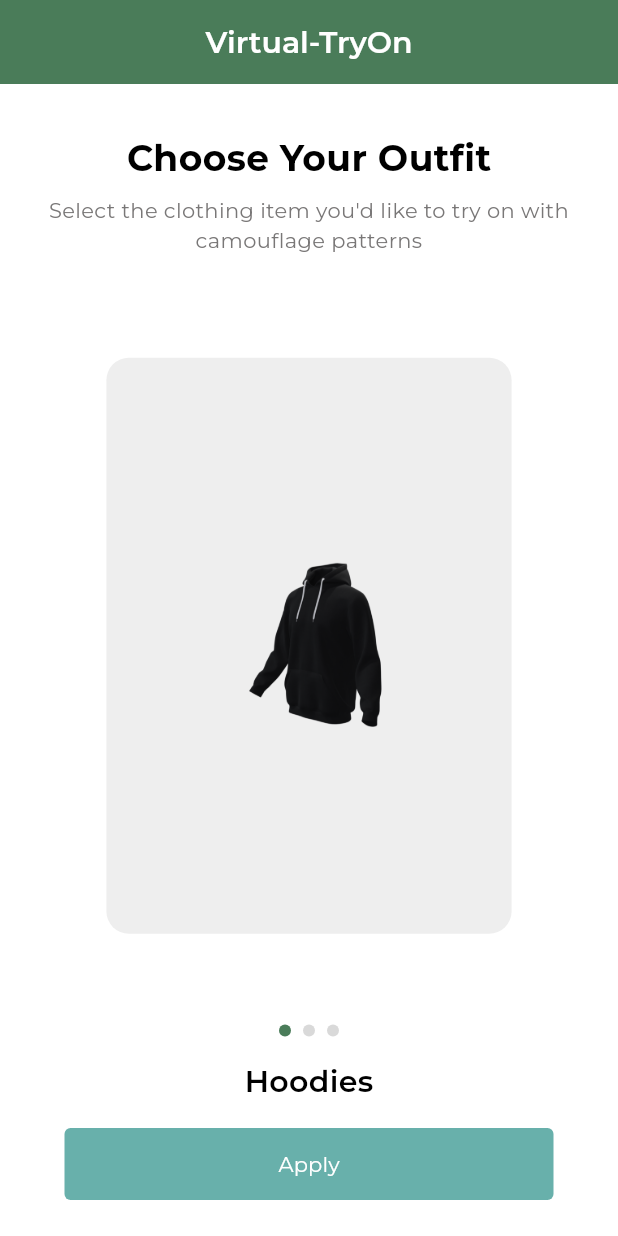
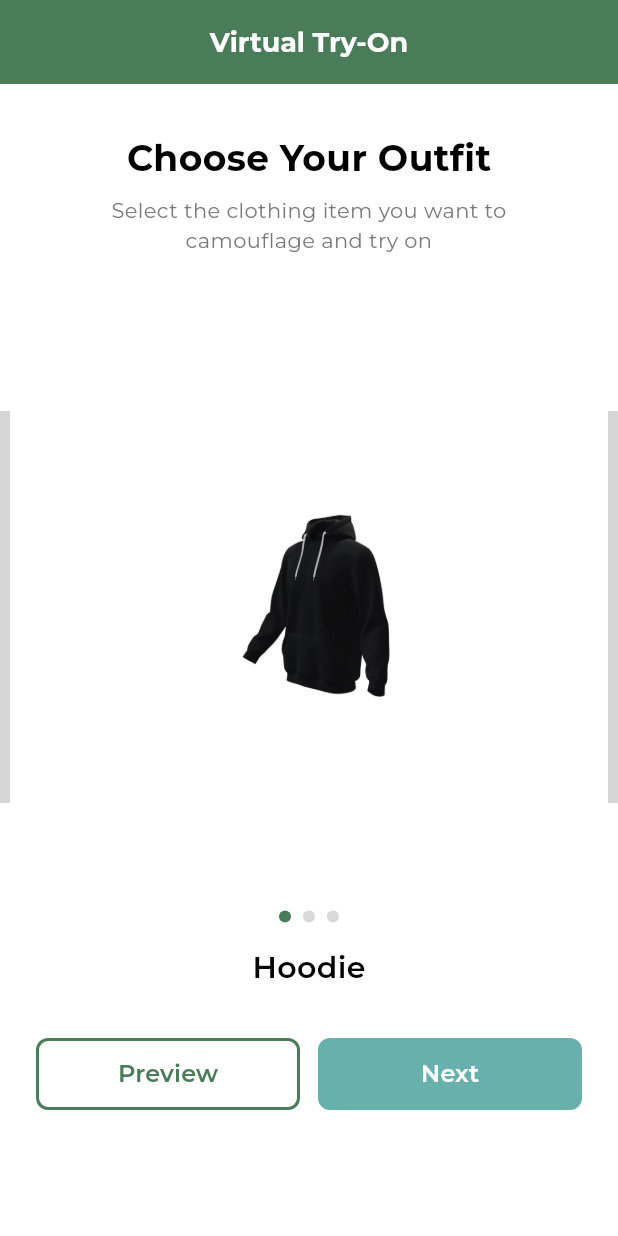
Before and after one commit to DNeilson67/CamoCam, a Flutter app: the TryonChooseModelScreen screen opened directly, on a phone screen of 412 x 824 dp. Run offline on Flutter 3.47's test engine with Material 3 defaults, Android fonts, the light colour scheme and no system bars; drawn by our look-alikes of carousel_slider; our stand-ins replace animated_bottom_navigation_bar, cached_network_image, google_fonts, google_sign_in, image_picker, supabase_flutter; missing offline and left inert: model_viewer_plus; accounts and stored records are empty; grey boxes are pictures that could not be loaded.

Commit message:
Refactor TryonChooseModelScreen to use OutfitItem class and improve variable naming

```diff
--- a/lib/screens/pattern_generator/pattern_generator_landing_screen.dart
+++ b/lib/screens/pattern_generator/pattern_generator_landing_screen.dart
@@ -101,7 +101,7 @@ class PatternGeneratorLandingScreen extends StatelessWidget {
                       shadowColor: Colors.black.withOpacity(0.25),
                     ),
                     child: Text(
-                      'generate camo pattern',
+                      'Generate Camo Pattern',
                       style: GoogleFonts.montserrat(
                         fontSize: 14,
                         fontWeight: FontWeight.w400,
@@ -140,7 +140,7 @@ class PatternGeneratorLandingScreen extends StatelessWidget {
                       shadowColor: Colors.black.withOpacity(0.25),
                     ),
                     child: Text(
-                      'your pattern collections',
+                      'Your Pattern Collections',
                       style: GoogleFonts.montserrat(
                         fontSize: 14,
                         fontWeight: FontWeight.w400,
--- a/lib/screens/tryons/tryon_choose_model_screen.dart
+++ b/lib/screens/tryons/tryon_choose_model_screen.dart
@@ -11,12 +11,12 @@ class TryonChooseModelScreen extends StatefulWidget {
 }
 
 class _TryonChooseModelScreenState extends State<TryonChooseModelScreen> {
-  int currentIndex = 0;
+  int _currentIndex = 0;
 
-  final List<Map<String, String>> models = [
-    {'name': 'Hoodies', 'image': 'assets/images/hoodie.png'},
-    {'name': 'T-Shirt', 'image': 'assets/images/tshirt.png'},
-    {'name': 'Jacket', 'image': 'assets/images/jacket.png'},
+  final List<OutfitItem> _outfits = [
+    OutfitItem(name: 'Hoodie', imagePath: 'assets/images/hoodie.png'),
+    OutfitItem(name: 'T-Shirt', imagePath: 'assets/images/tshirt.png'),
+    OutfitItem(name: 'Jacket', imagePath: 'assets/images/jacket.png'),
   ];
 
   @override
@@ -25,23 +25,22 @@ class _TryonChooseModelScreenState extends State<TryonChooseModelScreen> {
       backgroundColor: Colors.white,
       appBar: AppBar(
         backgroundColor: const Color(0xFF4A7C59),
-        elevation: 0,
         title: Text(
-          'Virtual-TryOn',
+          'Virtual Try-On',
           style: GoogleFonts.montserrat(
+            fontSize: 18,
+            fontWeight: FontWeight.bold,
             color: Colors.white,
-            fontSize: 20,
-            fontWeight: FontWeight.w600,
           ),
         ),
         centerTitle: true,
         automaticallyImplyLeading: false,
+        elevation: 0,
       ),
       body: SafeArea(
-        child: LayoutBuilder(
-          builder: (context, constraints) {
-            final carouselHeight = (constraints.maxHeight * 0.5).clamp(300.0, 425.0);
-            return Column(
+        child: Padding(
+          padding: const EdgeInsets.only(bottom: 84),
+          child: Column(
             children: [
               const SizedBox(height: 32),
               Text(
@@ -53,39 +52,27 @@ class _TryonChooseModelScreenState extends State<TryonChooseModelScreen> {
                 ),
               ),
               const SizedBox(height: 8),
-                Padding(
-                  padding: const EdgeInsets.symmetric(horizontal: 20),
-                  child: Text(
-                    'Select the clothing item you\'d like to try on with camouflage patterns',
+              Text(
+                'Select the clothing item you want to\ncamouflage and try on',
                 textAlign: TextAlign.center,
                 style: GoogleFonts.montserrat(
                   fontSize: 14,
                   color: const Color(0xFF797777),
                 ),
               ),
-                ),
-                const SizedBox(height: 24),
+              const SizedBox(height: 48),
+
+              // Outfit carousel
               Expanded(
                 child: CarouselSlider.builder(
-                    itemCount: models.length,
+                  itemCount: _outfits.length,
                   itemBuilder: (context, index, realIndex) {
                     return Center(
-                        child: ConstrainedBox(
-                          constraints: BoxConstraints(
-                            maxHeight: carouselHeight,
-                            maxWidth: constraints.maxWidth * 0.7,
-                          ),
-                          child: AspectRatio(
-                            aspectRatio: 299 / 425,
                       child: Container(
-                              decoration: BoxDecoration(
-                                color: Colors.grey[200],
-                                borderRadius: BorderRadius.circular(15),
-                              ),
-                              child: ClipRRect(
-                                borderRadius: BorderRadius.circular(15),
+                        height: 300,
+                        width: 300,
                         child: Image.asset(
-                                  models[index]['image']!,
+                          _outfits[index].imagePath,
                           fit: BoxFit.contain,
                           errorBuilder: (context, error, stackTrace) {
                             return Icon(
@@ -96,19 +83,16 @@ class _TryonChooseModelScreenState extends State<TryonChooseModelScreen> {
                           },
                         ),
                       ),
-                            ),
-                          ),
-                        ),
                     );
                   },
                   options: CarouselOptions(
-                      height: carouselHeight,
+                    height: 300,
                     viewportFraction: 0.8,
                     enlargeCenterPage: true,
-                    enableInfiniteScroll: false,
+                    enableInfiniteScroll: true,
                     onPageChanged: (index, reason) {
                       setState(() {
-                        currentIndex = index;
+                        _currentIndex = index;
                       });
                     },
                   ),
@@ -120,14 +104,14 @@ class _TryonChooseModelScreenState extends State<TryonChooseModelScreen> {
               Row(
                 mainAxisAlignment: MainAxisAlignment.center,
                 children: List.generate(
-                    models.length,
+                  _outfits.length,
                   (index) => Container(
                     width: 8,
                     height: 8,
                     margin: const EdgeInsets.symmetric(horizontal: 4),
                     decoration: BoxDecoration(
                       shape: BoxShape.circle,
-                        color: currentIndex == index
+                      color: _currentIndex == index
                           ? const Color(0xFF4A7C59)
                           : const Color(0xFFD9D9D9),
                     ),
@@ -136,28 +120,72 @@ class _TryonChooseModelScreenState extends State<TryonChooseModelScreen> {
               ),
 
               const SizedBox(height: 16),
-
               Text(
-                  models[currentIndex]['name']!,
+                _outfits[_currentIndex].name,
                 style: GoogleFonts.montserrat(
                   fontSize: 20,
                   fontWeight: FontWeight.w600,
                   color: Colors.black,
                 ),
               ),
-                const SizedBox(height: 16),
+              const SizedBox(height: 32),
+
               Padding(
-                  padding: const EdgeInsets.symmetric(horizontal: 43),
+                padding: const EdgeInsets.symmetric(horizontal: 24),
+                child: Row(
+                  children: [
+                    // Preview Button
+                    Expanded(
                       child: SizedBox(
-                    width: double.infinity,
+                        height: 48,
+                        child: OutlinedButton(
+                          onPressed: () {
+                            showDialog(
+                              context: context,
+                              builder: (_) => Dialog(
+                                backgroundColor: Colors.transparent,
+                                child: ClipRRect(
+                                  borderRadius: BorderRadius.circular(12),
+                                  child: Image.asset(
+                                    _outfits[_currentIndex].imagePath,
+                                    fit: BoxFit.contain,
+                                  ),
+                                ),
+                              ),
+                            );
+                          },
+                          style: OutlinedButton.styleFrom(
+                            side: const BorderSide(
+                              color: Color(0xFF4A7C59),
+                              width: 2,
+                            ),
+                            shape: RoundedRectangleBorder(
+                              borderRadius: BorderRadius.circular(8),
+                            ),
+                          ),
+                          child: Text(
+                            'Preview',
+                            style: GoogleFonts.montserrat(
+                              fontSize: 16,
+                              fontWeight: FontWeight.w600,
+                              color: const Color(0xFF4A7C59),
+                            ),
+                          ),
+                        ),
+                      ),
+                    ),
+                    const SizedBox(width: 12),
+                    // Next Button
+                    Expanded(
+                      child: SizedBox(
                         height: 48,
                         child: ElevatedButton(
                           onPressed: () {
                             Navigator.push(
                               context,
                               MaterialPageRoute(
-                            builder: (context) => TryonChoosePatternScreen(
-                              selectedModel: models[currentIndex]['name']!,
+                                builder: (_) => TryonChoosePatternScreen(
+                                  selectedModel: _outfits[_currentIndex].name,
                                 ),
                               ),
                             );
@@ -165,27 +193,35 @@ class _TryonChooseModelScreenState extends State<TryonChooseModelScreen> {
                           style: ElevatedButton.styleFrom(
                             backgroundColor: const Color(0xFF68B0AB),
                             shape: RoundedRectangleBorder(
-                          borderRadius: BorderRadius.circular(4),
+                              borderRadius: BorderRadius.circular(8),
                             ),
                             elevation: 0,
                           ),
                           child: Text(
-                        'Apply',
+                            'Next',
                             style: GoogleFonts.montserrat(
-                          fontSize: 14,
-                          fontWeight: FontWeight.w400,
+                              fontSize: 16,
+                              fontWeight: FontWeight.w600,
                               color: Colors.white,
                             ),
                           ),
                         ),
                       ),
                     ),
-                const SizedBox(height: 24),
                   ],
-            );
-          },
+                ),
+              ),
+            ],
+          ),
         ),
       ),
     );
   }
 }
+
+class OutfitItem {
+  final String name;
+  final String imagePath;
+
+  OutfitItem({required this.name, required this.imagePath});
+}
```
Lines whose indentation alone changed are shown as unchanged.
